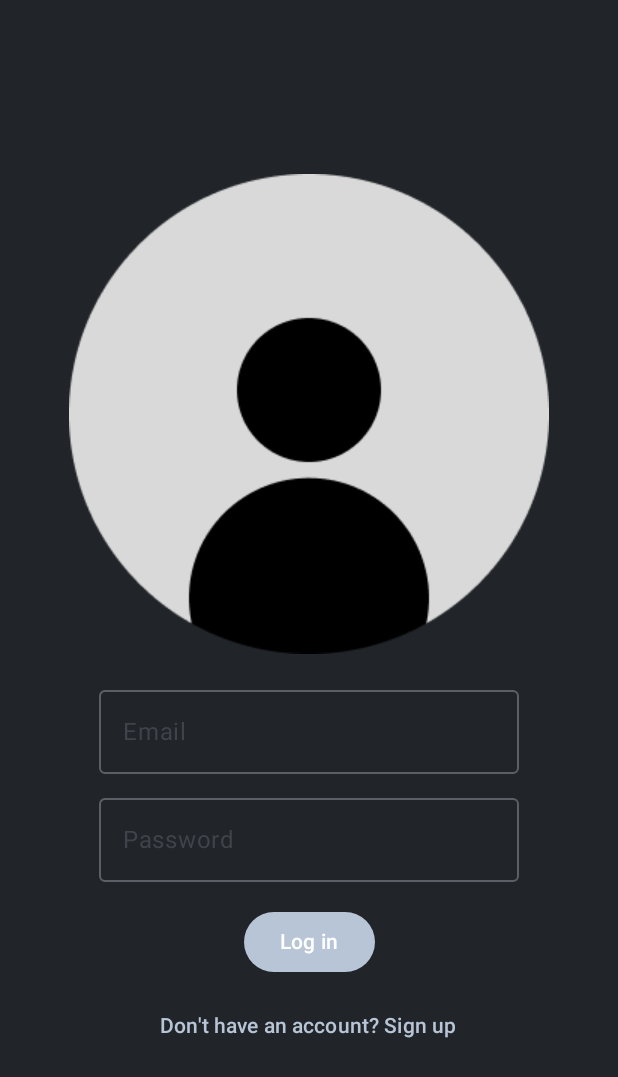
After one commit to 2049may/tvshelf, an Android app built with Jetpack Compose: the composable LoginScreen shown on its own in the app's theme, on a phone screen of 412 x 824 dp. The commit adds this screen. Shown: the top 1077 px of the screen. Run offline under Robolectric (Android 15) with nearby library versions, the phone set to English and light mode, and no system bars; 2 statements that could not run were skipped.

Commit message:
feat() : login page front avec navigation mais c'est zikette pour l'instant

```diff
--- a/app/src/main/java/com/pirrera/tvshelf/MainActivity.kt
+++ b/app/src/main/java/com/pirrera/tvshelf/MainActivity.kt
@@ -5,6 +5,7 @@ import android.os.Bundle
 import androidx.activity.ComponentActivity
 import androidx.activity.compose.setContent
 import androidx.activity.enableEdgeToEdge
+import androidx.activity.viewModels
 import androidx.compose.foundation.Image
 import androidx.compose.foundation.background
 import androidx.compose.foundation.layout.Arrangement
@@ -29,18 +30,22 @@ import androidx.compose.ui.draw.alpha
 import androidx.compose.ui.graphics.Color
 import androidx.compose.ui.res.painterResource
 import androidx.compose.ui.unit.dp
+import androidx.lifecycle.ViewModel
 import com.google.firebase.BuildConfig
 import com.google.firebase.Firebase
 import com.google.firebase.auth.auth
 import com.google.firebase.firestore.firestore
+import com.pirrera.tvshelf.auth.AuthViewModel
 import com.pirrera.tvshelf.components.HomeScreen
 import com.pirrera.tvshelf.components.ProfileScreen
 import com.pirrera.tvshelf.ui.theme.TVshelfTheme
 //import com.ramcosta.composedestinations.DestinationsNavHost
 import com.ramcosta.composedestinations.annotation.Destination
 //import com.ramcosta.composedestinations.navigation.DestinationsNavigator
-//import view.NavGraphs
 import com.pirrera.tvshelf.auth.FirebaseEmulatorConfig
+//import com.pirrera.tvshelf.components.NavGraphs
+import com.ramcosta.composedestinations.DestinationsNavHost
+import com.ramcosta.composedestinations.navigation.DestinationsNavigator
 
 class MainActivity : ComponentActivity() {
     @SuppressLint("UnusedMaterial3ScaffoldPaddingParameter")
@@ -48,18 +53,22 @@ class MainActivity : ComponentActivity() {
         super.onCreate(savedInstanceState)
         FirebaseEmulatorConfig.configureFireBaseServices()
         enableEdgeToEdge()
+
+        val authViewModel : AuthViewModel by viewModels()
+
         setContent {
             TVshelfTheme {
-                //DestinationsNavHost(navGraph = NavGraphs.root)
-                MainScreen()
+                DestinationsNavHost(navGraph = NavGraphs.root)
             }
         }
     }
 }
 
+@Destination
 @Composable
-fun MainScreen() {
+fun MainScreen(navigator: DestinationsNavigator) {
     var selectedIcon by remember { mutableStateOf<String?>(null) }
+
 
     Scaffold(
         modifier = Modifier
@@ -79,10 +88,12 @@ fun MainScreen() {
                                 "home",
                                 isSelected = selectedIcon == "home",
                                 onIconClick = { selectedIcon = "home" })
+
                             BottomAppBarButton(
                                 "search",
                                 isSelected = selectedIcon == "search",
                                 onIconClick = { selectedIcon = "search" })
+
                             BottomAppBarButton(
                                 "profile",
                                 isSelected = selectedIcon == "profile",
--- /dev/null
+++ b/app/src/main/java/com/pirrera/tvshelf/Navigation.kt
@@ -0,0 +1,17 @@
+package com.pirrera.tvshelf
+
+import androidx.compose.runtime.Composable
+import androidx.navigation.compose.NavHost
+import androidx.navigation.compose.composable
+import androidx.navigation.compose.rememberNavController
+import com.pirrera.tvshelf.auth.AuthViewModel
+import com.pirrera.tvshelf.components.HomeScreen
+import com.pirrera.tvshelf.components.LoginScreen
+import com.pirrera.tvshelf.components.SignupScreen
+
+@Composable
+fun Navigation(authViewModel: AuthViewModel) {
+
+
+
+}
--- /dev/null
+++ b/app/src/main/java/com/pirrera/tvshelf/auth/AuthViewModel.kt
@@ -0,0 +1,6 @@
+package com.pirrera.tvshelf.auth
+
+import androidx.lifecycle.ViewModel
+
+class AuthViewModel : ViewModel() {
+}
--- a/app/src/main/java/com/pirrera/tvshelf/components/HomeScreen.kt
+++ b/app/src/main/java/com/pirrera/tvshelf/components/HomeScreen.kt
@@ -28,8 +28,11 @@ import androidx.compose.ui.unit.dp
 import androidx.lifecycle.viewmodel.compose.viewModel
 import coil3.compose.AsyncImage
 import com.pirrera.tvshelf.api.ApiViewModel
+import com.ramcosta.composedestinations.annotation.Destination
+import com.ramcosta.composedestinations.navigation.DestinationsNavigator
 
 @SuppressLint("UnusedMaterial3ScaffoldPaddingParameter")
+@Destination
 @Composable
 fun HomeScreen(viewModel: ApiViewModel = viewModel()){
     val seriesList by viewModel.series.collectAsState()
--- /dev/null
+++ b/app/src/main/java/com/pirrera/tvshelf/components/LoginScreen.kt
@@ -0,0 +1,102 @@
+package com.pirrera.tvshelf.components
+
+import androidx.compose.foundation.Image
+import androidx.compose.foundation.background
+import androidx.compose.foundation.layout.Arrangement
+import androidx.compose.foundation.layout.Column
+import androidx.compose.foundation.layout.Spacer
+import androidx.compose.foundation.layout.fillMaxSize
+import androidx.compose.foundation.layout.height
+import androidx.compose.material3.Button
+import androidx.compose.material3.ButtonDefaults
+import androidx.compose.material3.OutlinedTextField
+import androidx.compose.material3.Text
+import androidx.compose.material3.TextButton
+import androidx.compose.runtime.Composable
+import androidx.compose.runtime.State
+import androidx.compose.runtime.getValue
+import androidx.compose.runtime.mutableStateOf
+import androidx.compose.runtime.remember
+import androidx.compose.runtime.setValue
+import androidx.compose.ui.Alignment
+import androidx.compose.ui.Modifier
+import androidx.compose.ui.graphics.Color
+import androidx.compose.ui.res.painterResource
+import androidx.compose.ui.tooling.preview.Preview
+import androidx.compose.ui.unit.dp
+import androidx.navigation.NavOptions
+import androidx.navigation.Navigator
+import com.pirrera.tvshelf.R
+import com.pirrera.tvshelf.auth.AuthViewModel
+import com.pirrera.tvshelf.destinations.MainScreenDestination
+import com.ramcosta.composedestinations.annotation.Destination
+import com.ramcosta.composedestinations.navigation.DestinationsNavOptionsBuilder
+import com.ramcosta.composedestinations.navigation.DestinationsNavigator
+import com.ramcosta.composedestinations.spec.DestinationSpec
+import com.ramcosta.composedestinations.spec.Direction
+import com.ramcosta.composedestinations.spec.Route
+
+@Destination(start = true)
+@Composable
+fun LoginScreen(navigator: DestinationsNavigator/*, authViewModel: AuthViewModel*/) {
+
+    var email by remember { mutableStateOf("") }
+    var password by remember { mutableStateOf("") }
+
+    Column(
+        modifier = Modifier
+            .fillMaxSize()
+            .background(Color(0xff212529)),
+        verticalArrangement = Arrangement.Center,
+        horizontalAlignment = Alignment.CenterHorizontally
+    ) {
+        Image(
+            painter = painterResource(R.drawable.default_pfp),
+            contentDescription = "Logo"
+        )
+
+        Spacer(modifier = Modifier.height(16.dp))
+
+        OutlinedTextField(
+            value = email,
+            onValueChange = {
+                email = it
+            },
+            label = {
+                Text("Email")
+            }
+        )
+
+        Spacer(modifier = Modifier.height(8.dp))
+
+        OutlinedTextField(
+            value = password,
+            onValueChange = {
+                password = it
+            },
+            label = {
+                Text("Password")
+            }
+        )
+
+        Spacer(modifier = Modifier.height(16.dp))
+
+        Button(colors = ButtonDefaults.buttonColors(containerColor = Color(0xFFB8C5D6)),
+            onClick = {
+                navigator.navigate(MainScreenDestination)
+        }) {
+            Text("Log in")
+        }
+        Spacer(
+            modifier = Modifier
+                .height(8.dp)
+        )
+
+        TextButton(onClick = {
+        }) {
+            Text("Don't have an account? Sign up", color = Color(0xFFB8C5D6))
+        }
+
+    }
+
+}
--- /dev/null
+++ b/app/src/main/java/com/pirrera/tvshelf/components/SignupScreen.kt
@@ -0,0 +1,10 @@
+package com.pirrera.tvshelf.components
+
+import androidx.compose.runtime.Composable
+import androidx.navigation.NavController
+import com.pirrera.tvshelf.auth.AuthViewModel
+
+@Composable
+fun SignupScreen(navController: NavController, authViewModel: AuthViewModel) {
+
+}
```
